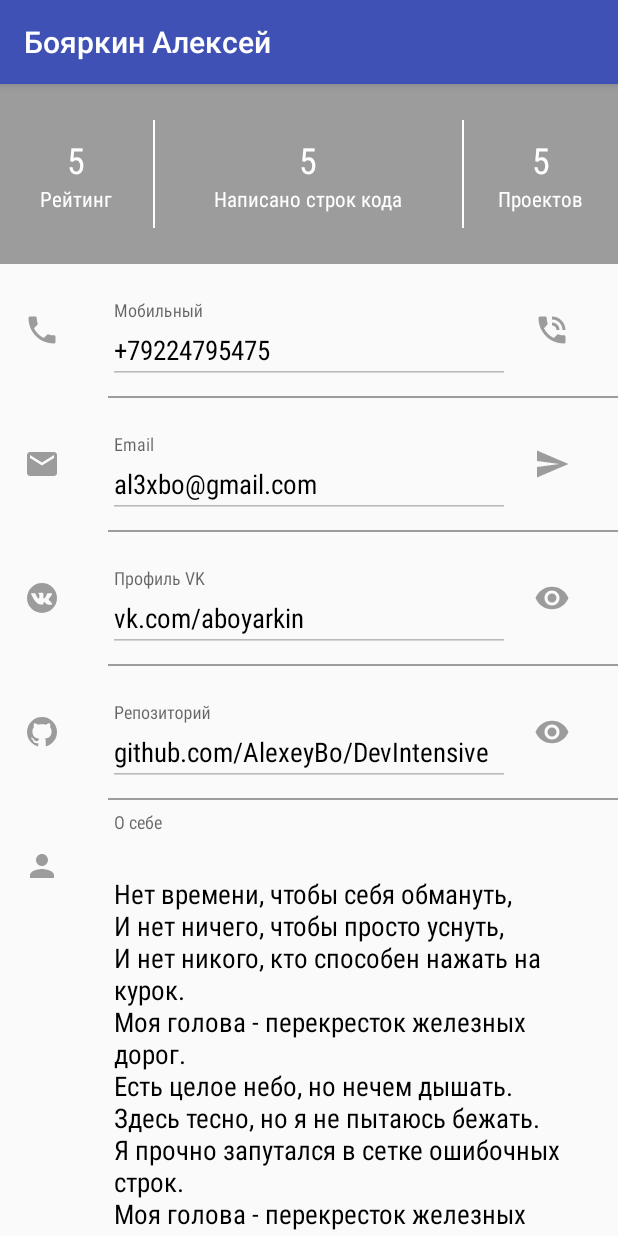
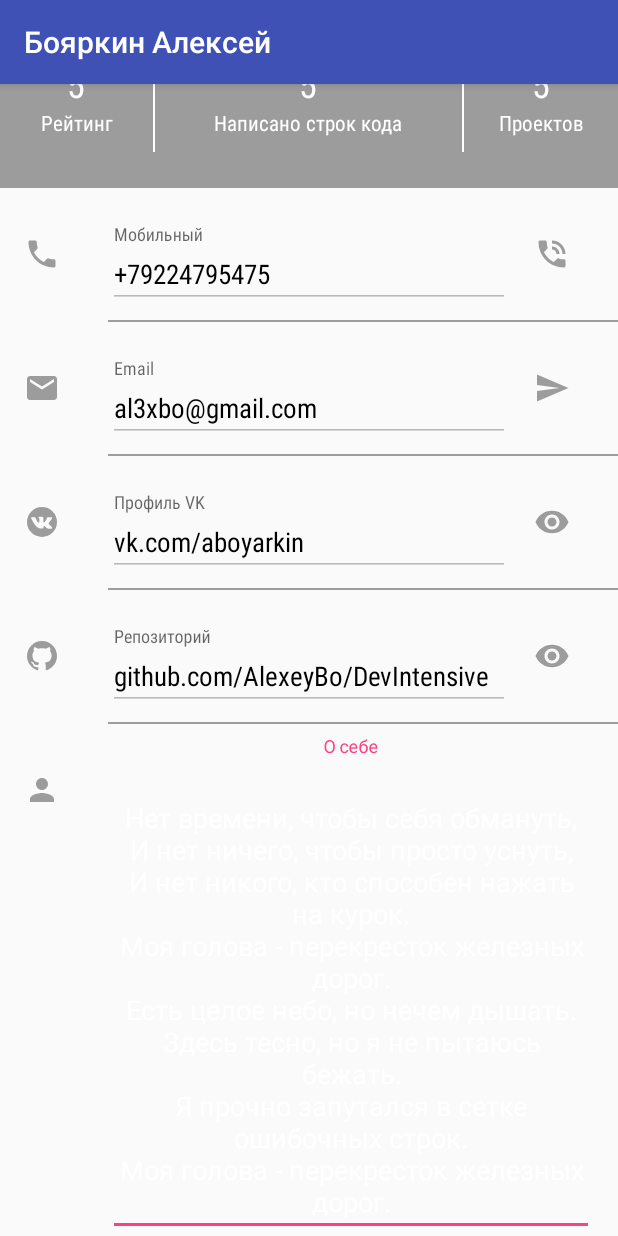
Before and after one commit to AlexeyBo/DevIntensive, an Android app: the screen it shows after launch (MainActivity), on a phone screen of 412 x 824 dp. Run offline under Robolectric (Android 15) with nearby library versions, the phone set to English and light mode, and no system bars.

Commit message:
Стили для элементов экрана, тесты в ресурсы

```diff
--- a/app/src/main/res/layout/activity_main.xml
+++ b/app/src/main/res/layout/activity_main.xml
@@ -5,6 +5,7 @@
     android:layout_width="match_parent"
     android:layout_height="match_parent"
     tools:context="com.softdesign.devintensive.ui.activities.MainActivity"
+    tools:ignore="ContentDescription,RtlHardcoded"
     >
 
     <LinearLayout
@@ -14,15 +15,12 @@
 
         <LinearLayout
             android:layout_width="match_parent"
-            android:layout_height="wrap_content"
-            android:background="@color/grey_light">
-
-            <LinearLayout
-                android:layout_width="match_parent"
-                android:layout_height="@dimen/size_large_72"
-                android:layout_marginBottom="24dp"
-                android:layout_marginTop="24dp"
-                android:orientation="horizontal">
+            android:layout_height="120dp"
+            android:background="@color/grey_light"
+            android:orientation="horizontal"
+            android:paddingBottom="24dp"
+            android:paddingTop="24dp"
+            >
 
             <LinearLayout
                 android:layout_width="0dp"
@@ -33,16 +31,13 @@
 
                 <TextView
                     android:id="@+id/rate_tv"
-                        style="@style/textview.wrapped"
+                    style="@style/user_info.value"
                     android:text="5"
-                        android:textColor="@color/white"
-                        android:textSize="@dimen/font_medial_24"
                     />
 
                 <TextView
-                        style="@style/textview.wrapped"
-                        android:text="Рейтинг"
-                        android:textColor="@color/white"
+                    style="@style/user_info.hint"
+                    android:text="@string/user_rate"
                     />
 
             </LinearLayout>
@@ -62,17 +57,13 @@
 
                 <TextView
                     android:id="@+id/lines_tv"
-                        style="@style/textview.wrapped"
+                    style="@style/user_info.value"
                     android:text="5"
-                        android:textColor="@color/white"
-                        android:textSize="@dimen/font_medial_24"
                     />
 
                 <TextView
-                        style="@style/textview.wrapped"
-                        android:gravity="center"
-                        android:text="Написано строк кода"
-                        android:textColor="@color/white"
+                    style="@style/user_info.hint"
+                    android:text="@string/source_code_lines"
                     />
 
             </LinearLayout>
@@ -92,20 +83,14 @@
 
                 <TextView
                     android:id="@+id/projects_tv"
-                        style="@style/textview.wrapped"
+                    style="@style/user_info.value"
                     android:text="5"
-                        android:textColor="@color/white"
-                        android:textSize="@dimen/font_medial_24"
                     />
 
                 <TextView
-                        style="@style/textview.wrapped"
-                        android:gravity="center"
-                        android:text="Проектов"
-                        android:textColor="@color/white"
+                    style="@style/user_info.hint"
+                    android:text="@string/projects"
                     />
-
-                </LinearLayout>
 
             </LinearLayout>
 
@@ -130,7 +115,8 @@
                 android:layout_marginLeft="@dimen/spacing_medium_32"
                 android:layout_marginRight="@dimen/spacing_normal_16"
                 android:layout_weight="1"
-                android:gravity="bottom">
+                android:gravity="bottom"
+                >
 
                 <android.support.design.widget.TextInputLayout
                     android:layout_width="match_parent"
@@ -138,16 +124,10 @@
 
                     <EditText
                         android:id="@+id/phone_et"
-                        style="@style/edittext"
-                        android:layout_width="match_parent"
-                        android:layout_height="wrap_content"
-                        android:enabled="false"
-                        android:focusable="false"
-                        android:hint="Мобильный"
+                        style="@style/user_data"
+                        android:hint="@string/mobile_phone_hint"
                         android:inputType="phone"
                         android:text="+79224795475"
-                        android:textColor="@color/black"
-                        android:textColorHint="@color/grey_light"
                         />
 
                 </android.support.design.widget.TextInputLayout>
@@ -193,16 +173,10 @@
 
                     <EditText
                         android:id="@+id/email_et"
-                        style="@style/edittext"
-                        android:layout_width="match_parent"
-                        android:layout_height="wrap_content"
-                        android:enabled="false"
-                        android:focusable="false"
-                        android:hint="Email"
+                        style="@style/user_data"
+                        android:hint="@string/email_hint"
                         android:inputType="textEmailAddress"
                         android:text="al3xbo@gmail.com"
-                        android:textColor="@color/black"
-                        android:textColorHint="@color/grey_light"
                         />
 
                 </android.support.design.widget.TextInputLayout>
@@ -248,17 +222,10 @@
 
                     <EditText
                         android:id="@+id/vk_et"
-                        style="@style/edittext"
-                        android:layout_width="match_parent"
-                        android:layout_height="wrap_content"
-                        android:enabled="false"
-                        android:focusable="false"
-                        android:fontFamily="sans-serif-condensed"
-                        android:hint="Профиль VK"
+                        style="@style/user_data"
+                        android:hint="@string/vk_profile_source"
                         android:inputType="textEmailAddress"
                         android:text="vk.com/aboyarkin"
-                        android:textColor="@color/black"
-                        android:textColorHint="@color/grey_light"
                         />
 
                 </android.support.design.widget.TextInputLayout>
@@ -304,16 +271,10 @@
 
                     <EditText
                         android:id="@+id/github_et"
-                        style="@style/edittext"
-                        android:layout_width="match_parent"
-                        android:layout_height="wrap_content"
-                        android:enabled="false"
-                        android:focusable="false"
-                        android:hint="Репозиторий"
+                        style="@style/user_data"
+                        android:hint="@string/repository_hint"
                         android:inputType="textEmailAddress"
                         android:text="github.com/AlexeyBo/DevIntensive"
-                        android:textColor="@color/black"
-                        android:textColorHint="@color/grey_light"
                         />
 
                 </android.support.design.widget.TextInputLayout>
@@ -359,16 +320,10 @@
 
                     <EditText
                         android:id="@+id/about_et"
-                        style="@style/edittext"
-                        android:layout_width="match_parent"
-                        android:layout_height="wrap_content"
-                        android:enabled="false"
-                        android:focusable="false"
-                        android:hint="О себе"
+                        style="@style/user_info"
+                        android:hint="@string/about_hint"
                         android:inputType="textMultiLine"
                         android:text="@string/about"
-                        android:textColor="@color/black"
-                        android:textColorHint="@color/grey_light"
                         >
                     </EditText>
 
--- a/app/src/main/res/values/strings.xml
+++ b/app/src/main/res/values/strings.xml
@@ -1,4 +1,12 @@
 <resources>
     <string name="app_name">Бояркин Алексей</string>
     <string name="about">\nНет времени, чтобы себя обмануть,\nИ нет ничего, чтобы просто уснуть,\nИ нет никого, кто способен нажать на курок.\nМоя голова - перекресток железных дорог.\nЕсть целое небо, но нечем дышать.\nЗдесь тесно, но я не пытаюсь бежать.\nЯ прочно запутался в сетке ошибочных строк.\nМоя голова - перекресток железных дорог.</string>
+    <string name="user_rate">Рейтинг</string>
+    <string name="source_code_lines">Написано строк кода</string>
+    <string name="projects">Проектов</string>
+    <string name="mobile_phone_hint">Мобильный</string>
+    <string name="email_hint">Email</string>
+    <string name="vk_profile_source">Профиль VK</string>
+    <string name="repository_hint">Репозиторий</string>
+    <string name="about_hint">О себе</string>
 </resources>
--- a/app/src/main/res/values/styles.xml
+++ b/app/src/main/res/values/styles.xml
@@ -8,18 +8,18 @@
         <item name="colorAccent">@color/color_accent</item>
     </style>
 
-    <style name="textview">
-        <item name="android:fontFamily">sans-serif-condensed</item>
-    </style>
+    <!--<style name="textview">-->
+        <!--<item name="android:fontFamily">sans-serif-condensed</item>-->
+    <!--</style>-->
 
-    <style name="textview.wrapped" parent="textview">
-        <item name="android:layout_width">wrap_content</item>
-        <item name="android:layout_height">wrap_content</item>
-    </style>
+    <!--<style name="textview.wrapped" parent="textview">-->
+        <!--<item name="android:layout_width">wrap_content</item>-->
+        <!--<item name="android:layout_height">wrap_content</item>-->
+    <!--</style>-->
 
-    <style name="edittext">
-        <item name="android:fontFamily">sans-serif-condensed</item>
-    </style>
+    <!--<style name="edittext">-->
+        <!--<item name="android:fontFamily">sans-serif-condensed</item>-->
+    <!--</style>-->
 
     <style name="icon">
         <item name="android:layout_width">@dimen/size_small_24</item>
@@ -38,4 +38,31 @@
         <item name="android:layout_marginRight">@dimen/spacing_medium_32</item>
     </style>
 
+    <style name="user_info">
+        <item name="android:layout_width">match_parent</item>
+        <item name="android:layout_height">wrap_content</item>
+        <item name="android:gravity">center</item>
+        <item name="android:textColor">@color/white</item>
+    </style>
+
+    <style name="user_info.value">
+        <item name="android:textSize">24sp</item>
+        <item name="android:fontFamily">sans-serif-condensed</item>
+    </style>
+
+    <style name="user_info.hint">
+        <item name="android:textSize">14sp</item>
+        <item name="android:fontFamily">sans-serif-condensed</item>
+    </style>
+
+    <style name="user_data">
+        <item name="android:layout_width">match_parent</item>
+        <item name="android:layout_height">wrap_content</item>
+        <item name="android:textColor">@color/black</item>
+        <item name="android:textColorHint">@color/grey_light</item>
+        <item name="android:enabled">false</item>
+        <item name="android:focusable">false</item>
+        <item name="android:fontFamily">sans-serif-condensed</item>
+    </style>
+
 </resources>
```
Lines whose indentation alone changed are shown as unchanged.
